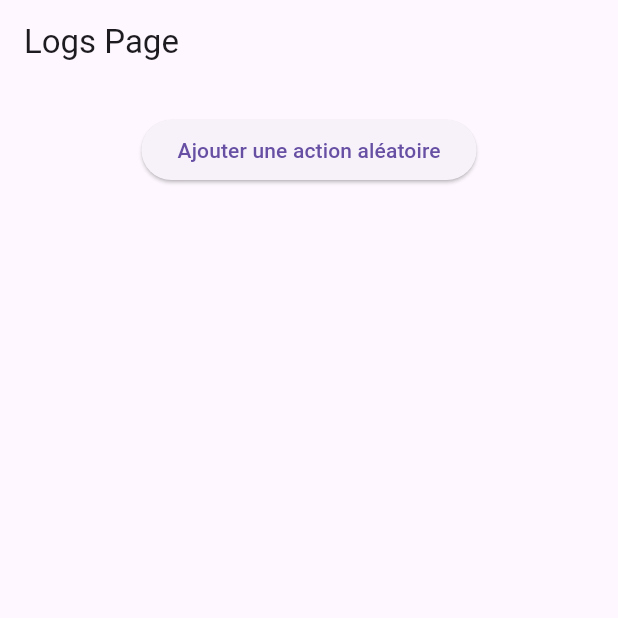
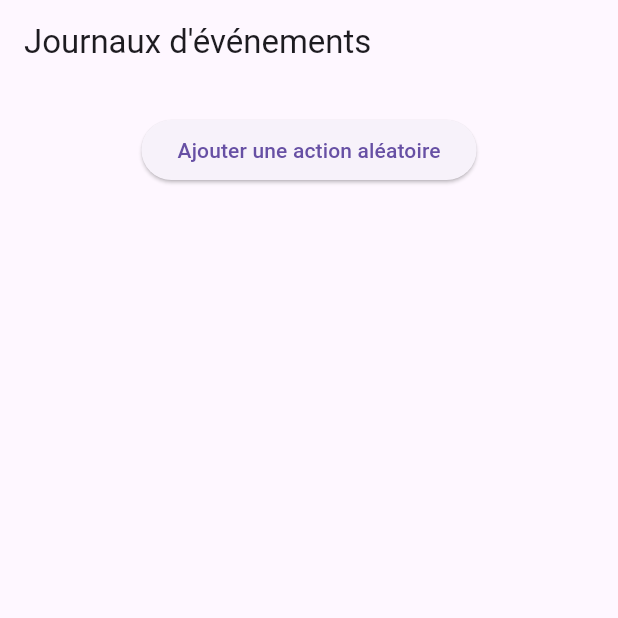
Before and after one commit to Floshooter/BTSSIO2-AP4, a Flutter app: the LogsPage screen opened directly, on a phone screen of 412 x 824 dp, the top half of it. Run offline on Flutter 3.47's test engine with Material 3 defaults, Android fonts, the phone set to English and light mode, and no system bars; network calls fail.

Commit message:
UPDATE DASHBOARD & ADDPRODUCT

```diff
--- a/lib/dashboard/addproduct.dart
+++ b/lib/dashboard/addproduct.dart
@@ -2,7 +2,9 @@ import 'package:ap4_projet/server/api.dart';
 import 'package:flutter/material.dart';
 
 class AddProductPage extends StatefulWidget {
-  const AddProductPage({Key? key}) : super(key: key);
+  final Future<List<dynamic>> futureItems;
+  final void Function() onProductAdded;
+  const AddProductPage({Key? key, required this.futureItems, required this.onProductAdded}) : super(key: key);
 
   @override
   // ignore: library_private_types_in_public_api
@@ -71,6 +73,8 @@ class _AddProductPageState extends State<AddProductPage> {
                     ScaffoldMessenger.of(context).showSnackBar(
                       const SnackBar(content: Text('Produit ajouté avec succès')),
                     );
+                    widget.onProductAdded();
+                    Navigator.pop(context);
                   })
                   .catchError((error) {
                     ScaffoldMessenger.of(context).showSnackBar(
--- a/lib/dashboard/logs.dart
+++ b/lib/dashboard/logs.dart
@@ -38,7 +38,7 @@ class _LogsPageState extends State<LogsPage> {
     return Scaffold(
       appBar: AppBar(
         automaticallyImplyLeading: false,
-        title: const Text('Logs Page'),
+        title: const Text('Journaux d\'événements'),
       ),
       body: Center(
         child: Column(
```
Also changed, not shown: lib/dashboard/dashboard.dart (+8 -1 lines).
